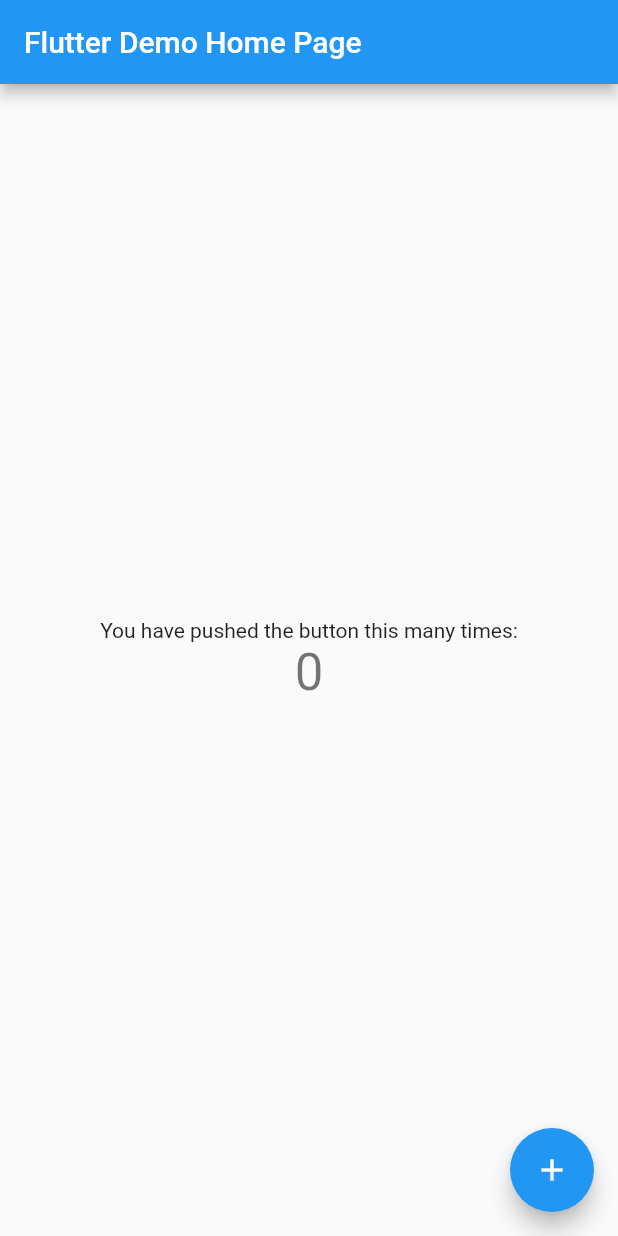
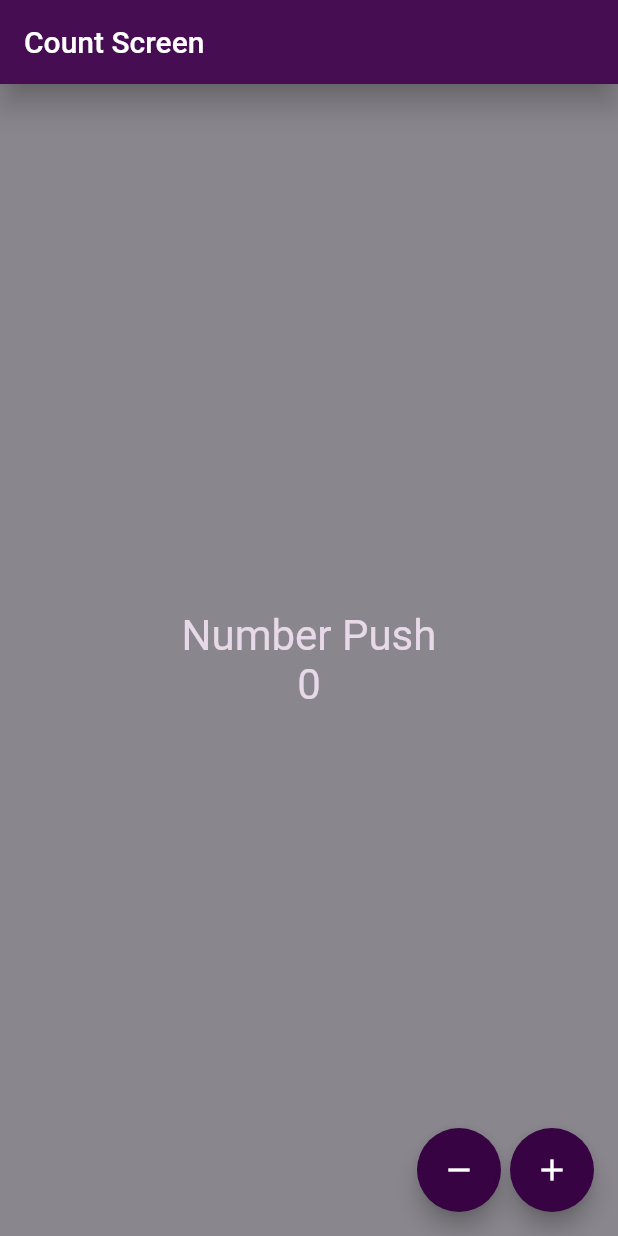
Before and after one commit to YilberMD/Mobile, a Flutter app: the screen it shows after launch, on a phone screen of 412 x 824 dp. Run offline on Flutter 3.47's test engine with Material 2 defaults, Android fonts, the phone set to English and light mode, and no system bars.

Commit message:
creacion  de un contador,utilizando flutter y dart

```diff
--- a/project/lib/main.dart
+++ b/project/lib/main.dart
@@ -1,115 +1,23 @@
 import 'package:flutter/material.dart';
+import 'package:project/views/count_screen.dart';
+
+
 
 void main() {
-  runApp(const MyApp());
+  runApp( MyApp());
 }
 
 class MyApp extends StatelessWidget {
-  const MyApp({Key? key}) : super(key: key);
-
-  // This widget is the root of your application.
   @override
   Widget build(BuildContext context) {
-    return MaterialApp(
-      title: 'Flutter Demo',
-      theme: ThemeData(
-        // This is the theme of your application.
-        //
-        // Try running your application with "flutter run". You'll see the
-        // application has a blue toolbar. Then, without quitting the app, try
-        // changing the primarySwatch below to Colors.green and then invoke
-        // "hot reload" (press "r" in the console where you ran "flutter run",
-        // or simply save your changes to "hot reload" in a Flutter IDE).
-        // Notice that the counter didn't reset back to zero; the application
-        // is not restarted.
-        primarySwatch: Colors.blue,
-      ),
-      home: const MyHomePage(title: 'Flutter Demo Home Page'),
+    return  MaterialApp(
+        theme : ThemeData(
+          brightness: Brightness.light,
+          accentColor: Color.fromARGB(255, 55, 3, 67),
+        ),
+        debugShowCheckedModeBanner : false,
+        home: const Contador()
     );
+
   }
 }
-
-class MyHomePage extends StatefulWidget {
-  const MyHomePage({Key? key, required this.title}) : super(key: key);
-
-  // This widget is the home page of your application. It is stateful, meaning
-  // that it has a State object (defined below) that contains fields that affect
-  // how it looks.
-
-  // This class is the configuration for the state. It holds the values (in this
-  // case the title) provided by the parent (in this case the App widget) and
-  // used by the build method of the State. Fields in a Widget subclass are
-  // always marked "final".
-
-  final String title;
-
-  @override
-  State<MyHomePage> createState() => _MyHomePageState();
-}
-
-class _MyHomePageState extends State<MyHomePage> {
-  int _counter = 0;
-
-  void _incrementCounter() {
-    setState(() {
-      // This call to setState tells the Flutter framework that something has
-      // changed in this State, which causes it to rerun the build method below
-      // so that the display can reflect the updated values. If we changed
-      // _counter without calling setState(), then the build method would not be
-      // called again, and so nothing would appear to happen.
-      _counter++;
-    });
-  }
-
-  @override
-  Widget build(BuildContext context) {
-    // This method is rerun every time setState is called, for instance as done
-    // by the _incrementCounter method above.
-    //
-    // The Flutter framework has been optimized to make rerunning build methods
-    // fast, so that you can just rebuild anything that needs updating rather
-    // than having to individually change instances of widgets.
-    return Scaffold(
-      appBar: AppBar(
-        // Here we take the value from the MyHomePage object that was created by
-        // the App.build method, and use it to set our appbar title.
-        title: Text(widget.title),
-      ),
-      body: Center(
-        // Center is a layout widget. It takes a single child and positions it
-        // in the middle of the parent.
-        child: Column(
-          // Column is also a layout widget. It takes a list of children and
-          // arranges them vertically. By default, it sizes itself to fit its
-          // children horizontally, and tries to be as tall as its parent.
-          //
-          // Invoke "debug painting" (press "p" in the console, choose the
-          // "Toggle Debug Paint" action from the Flutter Inspector in Android
-          // Studio, or the "Toggle Debug Paint" command in Visual Studio Code)
-          // to see the wireframe for each widget.
-          //
-          // Column has various properties to control how it sizes itself and
-          // how it positions its children. Here we use mainAxisAlignment to
-          // center the children vertically; the main axis here is the vertical
-          // axis because Columns are vertical (the cross axis would be
-          // horizontal).
-          mainAxisAlignment: MainAxisAlignment.center,
-          children: <Widget>[
-            const Text(
-              'You have pushed the button this many times:',
-            ),
-            Text(
-              '$_counter',
-              style: Theme.of(context).textTheme.headline4,
-            ),
-          ],
-        ),
-      ),
-      floatingActionButton: FloatingActionButton(
-        onPressed: _incrementCounter,
-        tooltip: 'Increment',
-        child: const Icon(Icons.add),
-      ), // This trailing comma makes auto-formatting nicer for build methods.
-    );
-  }
-}
--- /dev/null
+++ b/project/lib/views/count_screen.dart
@@ -0,0 +1,65 @@
+import 'package:flutter/material.dart';
+
+class Contador extends StatefulWidget {
+  const Contador({Key? key}) : super(key: key);
+
+  @override
+  State<Contador> createState() => _ContadorState();
+}
+
+class _ContadorState extends State<Contador> {
+  int count = 0;
+  bool click = true;
+
+  @override
+  Widget build(BuildContext context) {
+    const sizeText =  TextStyle(fontSize: 28.0, color: Color.fromARGB(255, 231, 217, 231));
+    return Scaffold(
+      backgroundColor:(click == false)?  const Color.fromARGB(255, 0, 0, 0) :const Color.fromARGB(255, 137, 135, 141),
+      appBar: AppBar(
+        elevation: 8.0,
+        backgroundColor: const Color.fromARGB(255, 70, 13, 82),
+        title: const Text('Count Screen'),
+      ),
+      body: Center(
+          child: Column(
+          mainAxisAlignment: MainAxisAlignment.center,
+            children: [
+             const Text('Number Push', style: sizeText),
+             Text('$count', style: sizeText),
+            ],
+
+          )
+      ),
+      floatingActionButton: _incrementCount(),
+    );
+  }
+
+  Widget _incrementCount() {
+    return Row(
+      mainAxisAlignment: MainAxisAlignment.end,
+      children: [
+        FloatingActionButton(
+          onPressed: () {
+            setState(() {
+              count--;
+              click = !click;
+            });
+          },
+          child: const Icon(Icons.remove),
+        ),
+        const SizedBox(width: 6.0,),
+           FloatingActionButton(
+            onPressed: () {
+            setState(() {
+              count++;
+              click = !click;
+            });
+          },
+          child: const Icon(Icons.add),
+        ),
+      ],
+
+    );
+  }
+}
```
Also changed, not shown: project/lib/views/contador.dart (added, +40 -0 lines), project/lib/views/home_view.dart (added, +19 -0 lines), 1 other file.
